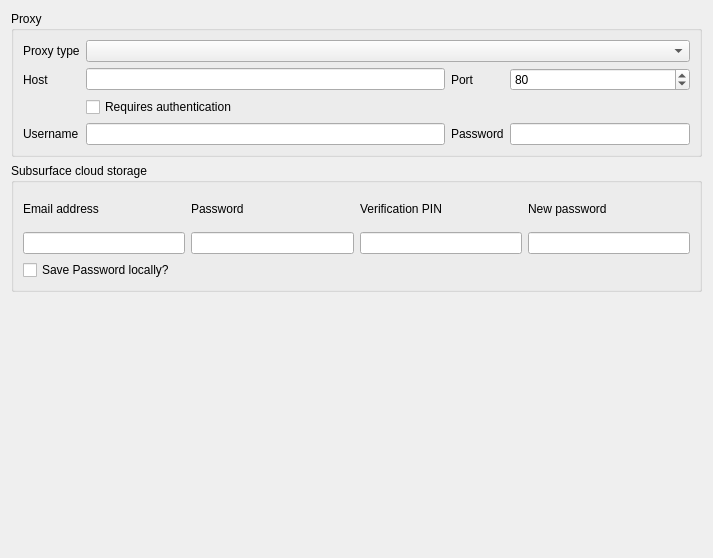
Above: desktop-widgets/preferences/preferences_network.ui from subsurface/subsurface before the change. Below: the same form after it.
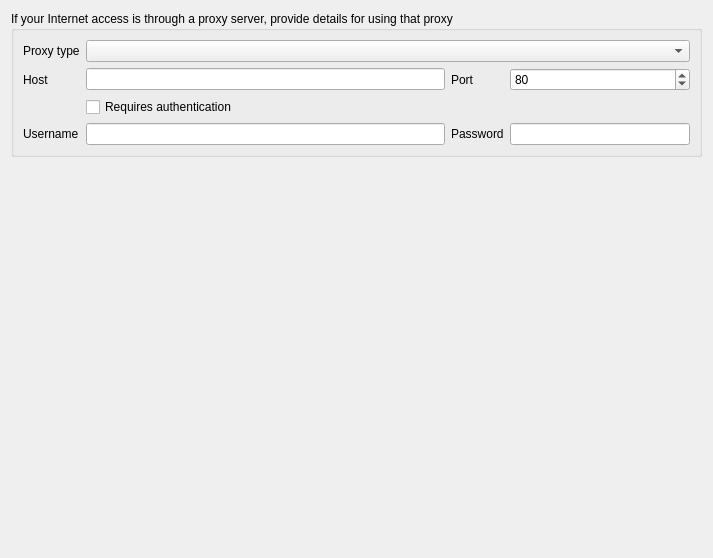
That is the form after the change.

Commit message:
Preferences UI: split network preferences
Split the Network Preferences page into two screens:
1) Network preferences
2) Cloud storage preferences
Enable storing these preferences locally.

Patch:
```diff
--- a/desktop-widgets/preferences/preferences_network.ui
+++ b/desktop-widgets/preferences/preferences_network.ui
@@ -17,7 +17,7 @@
    <item>
     <widget class="QGroupBox" name="groupBox_10">
      <property name="title">
-      <string>Proxy</string>
+      <string>If your Internet access is through a proxy server, provide details for using that proxy</string>
      </property>
      <layout class="QGridLayout" name="gridLayout_2">
       <item row="1" column="2">
@@ -138,93 +138,6 @@
      </layout>
     </widget>
    </item>
-   <item>
-    <widget class="QGroupBox" name="cloudStorageGroupBox">
-     <property name="sizePolicy">
-      <sizepolicy hsizetype="Preferred" vsizetype="Minimum">
-       <horstretch>0</horstretch>
-       <verstretch>0</verstretch>
-      </sizepolicy>
-     </property>
-     <property name="minimumSize">
-      <size>
-       <width>0</width>
-       <height>129</height>
-      </size>
-     </property>
-     <property name="title">
-      <string>Subsurface cloud storage</string>
-     </property>
-     <layout class="QGridLayout" name="gridLayout_3">
-      <item row="0" column="0">
-       <widget class="QLabel" name="label_16b">
-        <property name="toolTip">
-         <string extracomment="Email address used for the Subsurface cloud storage infrastructure"/>
-        </property>
-        <property name="text">
-         <string>Email address</string>
-        </property>
-       </widget>
-      </item>
-      <item row="0" column="1">
-       <widget class="QLabel" name="label_16c">
-        <property name="text">
-         <string>Password</string>
-        </property>
-       </widget>
-      </item>
-      <item row="0" column="2">
-       <widget class="QLabel" name="cloud_storage_pin_label">
-        <property name="text">
-         <string>Verification PIN</string>
-        </property>
-       </widget>
-      </item>
-      <item row="0" column="3">
-       <widget class="QLabel" name="cloud_storage_new_passwd_label">
-        <property name="text">
-         <string>New password</string>
-        </property>
-       </widget>
-      </item>
-      <item row="1" column="0">
-       <widget class="QLineEdit" name="cloud_storage_email">
-        <property name="toolTip">
-         <string extracomment="Email address used for the Subsurface cloud storage infrastructure"/>
-        </property>
-       </widget>
-      </item>
-      <item row="1" column="1">
-       <widget class="QLineEdit" name="cloud_storage_password">
-        <property name="echoMode">
-         <enum>QLineEdit::Password</enum>
-        </property>
-       </widget>
-      </item>
-      <item row="1" column="2">
-       <widget class="QLineEdit" name="cloud_storage_pin">
-        <property name="toolTip">
-         <string extracomment="One time verification PIN for Subsurface cloud storage infrastructure"/>
-        </property>
-       </widget>
-      </item>
-      <item row="1" column="3">
-       <widget class="QLineEdit" name="cloud_storage_new_passwd">
-        <property name="echoMode">
-         <enum>QLineEdit::Password</enum>
-        </property>
-       </widget>
-      </item>
-      <item row="2" column="0">
-       <widget class="QCheckBox" name="save_password_local">
-        <property name="text">
-         <string>Save Password locally?</string>
-        </property>
-       </widget>
-      </item>
-     </layout>
-    </widget>
-   </item>
    <item>
     <spacer name="verticalSpacer">
      <property name="orientation">
```
The commit also changes 10 other files.
